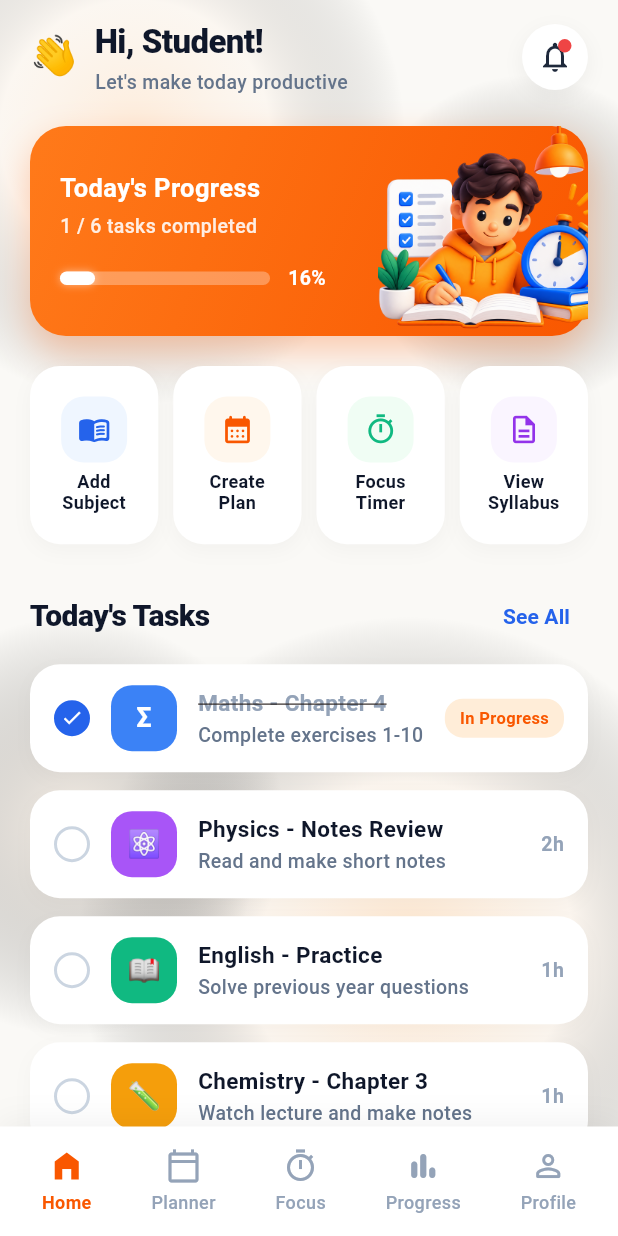
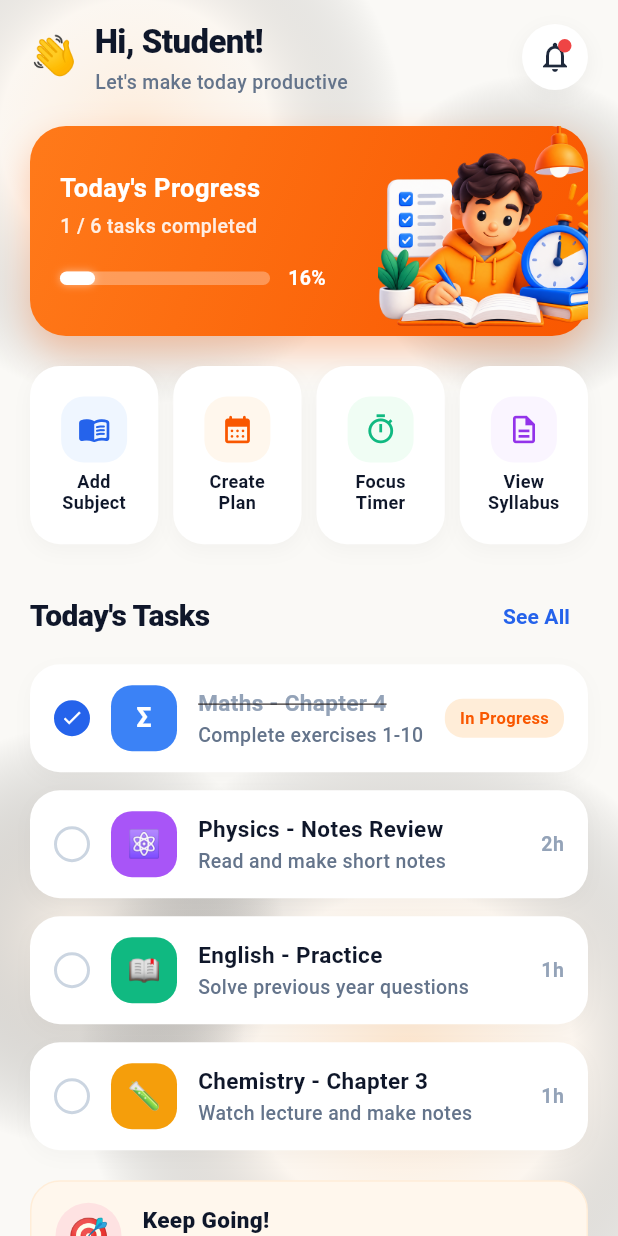
Before and after one commit to abinjoyal/Study-Planner, a Flutter app: the HomePage screen opened directly, on a phone screen of 412 x 824 dp. Run offline on Flutter 3.47's test engine with Material 3 defaults, Android fonts, the phone set to English and light mode, and no system bars; our stand-ins replace dio, flutter_dotenv, flutter_local_notifications, flutter_riverpod, internet_connection_checker_plus, shared_preferences and 1 more; accounts and stored records are empty.

Commit message:
feat: add navigation, splash, onboarding, and home screens

```diff
--- a/lib/features/home/presentation/pages/home_page.dart
+++ b/lib/features/home/presentation/pages/home_page.dart
@@ -1,13 +1,8 @@
 import 'package:flutter/material.dart';
 import 'package:flutter_riverpod/flutter_riverpod.dart';
-import 'package:studyplanner/features/focus/presentation/pages/focus_page.dart';
-import 'package:studyplanner/features/planner/presentation/pages/planner_page.dart';
-import 'package:studyplanner/features/profile/presentation/pages/profile_page.dart';
-import 'package:studyplanner/features/progress/presentation/pages/progress_page.dart';
 
 import '../../../splash/widgets/splash_background.dart';
 import '../providers/home_provider.dart';
-import '../widgets/home_bottom_navigation.dart';
 import '../widgets/home_header.dart';
 import '../widgets/motivational_card.dart';
 import '../widgets/progress_card.dart';
@@ -24,23 +19,9 @@ class HomePage extends ConsumerWidget {
 
     final dashboard = state.dashboard;
 
-    Widget body;
-    switch (state.selectedNavIndex) {
-      case 4:
-        body = const ProfilePage();
-        break;
-      case 3:
-        body = const ProgressPage();
-        break;
-      case 2:
-        body = const FocusPage();
-        break;
-      case 1:
-        body = const PlannerPage();
-        break;
-      case 0:
-      default:
-        body = SplashBackground(
+    return Scaffold(
+      backgroundColor: const Color(0xFFFAF9F6),
+      body: SplashBackground(
         child: state.isLoading
             ? const Center(
                 child: CircularProgressIndicator(color: Color(0xFFF95700)),
@@ -101,17 +82,6 @@ class HomePage extends ConsumerWidget {
                   ),
                 ),
               ),
-        );
-        break;
-    }
-
-    return Scaffold(
-      body: body,
-      bottomNavigationBar: HomeBottomNavigation(
-        selectedIndex: state.selectedNavIndex,
-        onItemTapped: (index) {
-          notifier.setNavIndex(index);
-        },
       ),
     );
   }
--- a/lib/features/home/presentation/widgets/home_bottom_navigation.dart
+++ b/lib/features/home/presentation/widgets/home_bottom_navigation.dart
@@ -1,5 +1,7 @@
 import 'package:flutter/material.dart';
+import '../../../../core/router/nav_bar.dart';
 
+/// Legacy wrapper redirecting to the centralized [CustomNavBar] in `core/router/nav_bar.dart`.
 class HomeBottomNavigation extends StatelessWidget {
   final int selectedIndex;
   final ValueChanged<int> onItemTapped;
@@ -12,102 +14,9 @@ class HomeBottomNavigation extends StatelessWidget {
 
   @override
   Widget build(BuildContext context) {
-    final items = [
-      const _NavItemData(
-        label: 'Home',
-        icon: Icons.home_filled,
-        activeIcon: Icons.home_filled,
-      ),
-      const _NavItemData(
-        label: 'Planner',
-        icon: Icons.calendar_today_outlined,
-        activeIcon: Icons.calendar_month_rounded,
-      ),
-      const _NavItemData(
-        label: 'Focus',
-        icon: Icons.timer_outlined,
-        activeIcon: Icons.timer,
-      ),
-      const _NavItemData(
-        label: 'Progress',
-        icon: Icons.bar_chart_rounded,
-        activeIcon: Icons.bar_chart_rounded,
-      ),
-      const _NavItemData(
-        label: 'Profile',
-        icon: Icons.person_outline_rounded,
-        activeIcon: Icons.person_rounded,
-      ),
-    ];
-
-    return Container(
-      decoration: BoxDecoration(
-        color: Colors.white,
-        boxShadow: [
-          BoxShadow(
-            color: Colors.black.withValues(alpha: 0.05),
-            blurRadius: 16,
-            offset: const Offset(0, -4),
-          ),
-        ],
-      ),
-      child: SafeArea(
-        top: false,
-        child: Padding(
-          padding: const EdgeInsets.symmetric(vertical: 8.0, horizontal: 8.0),
-          child: Row(
-            mainAxisAlignment: MainAxisAlignment.spaceAround,
-            children: List.generate(items.length, (index) {
-              final isSelected = selectedIndex == index;
-              final item = items[index];
-              return InkWell(
-                onTap: () => onItemTapped(index),
-                borderRadius: BorderRadius.circular(16),
-                child: Padding(
-                  padding:
-                      const EdgeInsets.symmetric(horizontal: 12.0, vertical: 6.0),
-                  child: Column(
-                    mainAxisSize: MainAxisSize.min,
-                    children: [
-                      Icon(
-                        isSelected ? item.activeIcon : item.icon,
-                        color: isSelected
-                            ? const Color(0xFFF95700)
-                            : const Color(0xFF94A3B8),
-                        size: 24,
-                      ),
-                      const SizedBox(height: 4),
-                      Text(
-                        item.label,
-                        style: TextStyle(
-                          fontSize: 12,
-                          fontWeight:
-                              isSelected ? FontWeight.w700 : FontWeight.w500,
-                          color: isSelected
-                              ? const Color(0xFFF95700)
-                              : const Color(0xFF94A3B8),
-                        ),
-                      ),
-                    ],
-                  ),
-                ),
-              );
-            }),
-          ),
-        ),
-      ),
+    return CustomNavBar(
+      selectedIndex: selectedIndex,
+      onItemTapped: onItemTapped,
     );
   }
 }
-
-class _NavItemData {
-  final String label;
-  final IconData icon;
-  final IconData activeIcon;
-
-  const _NavItemData({
-    required this.label,
-    required this.icon,
-    required this.activeIcon,
-  });
-}
--- a/lib/features/onboarding/pages/onboarding_page.dart
+++ b/lib/features/onboarding/pages/onboarding_page.dart
@@ -1,6 +1,6 @@
 import 'package:flutter/material.dart';
 import 'package:shared_preferences/shared_preferences.dart';
-import '../../home/presentation/pages/home_page.dart';
+import '../../../core/router/nav_bar.dart';
 import '../../splash/widgets/splash_background.dart';
 import '../widgets/onboarding_content.dart';
 import '../widgets/onboarding_indicator.dart';
@@ -73,7 +73,7 @@ class _OnboardingPageState extends State<OnboardingPage> {
       widget.onOnboardingComplete!();
     } else {
       Navigator.of(context).pushReplacement(
-        MaterialPageRoute(builder: (context) => const HomePage()),
+        MaterialPageRoute(builder: (context) => const MainNavBar()),
       );
     }
   }
--- a/lib/features/splash/pages/splash_page.dart
+++ b/lib/features/splash/pages/splash_page.dart
@@ -1,7 +1,7 @@
 import 'dart:async';
 import 'package:flutter/material.dart';
 import 'package:shared_preferences/shared_preferences.dart';
-import '../../home/presentation/pages/home_page.dart';
+import '../../../core/router/nav_bar.dart';
 import '../../onboarding/pages/onboarding_page.dart';
 import '../widgets/splash_background.dart';
 import '../widgets/splash_logo.dart';
@@ -78,7 +78,7 @@ class _SplashPageState extends State<SplashPage>
         // Subsequent launches: Splash -> Home directly
         Navigator.of(context).pushReplacement(
           MaterialPageRoute(
-            builder: (context) => const HomePage(),
+            builder: (context) => const MainNavBar(),
           ),
         );
       } else {
```
Also changed, not shown: lib/core/router/nav_bar.dart (added, +154 -0 lines). Lines whose indentation alone changed are shown as unchanged.
